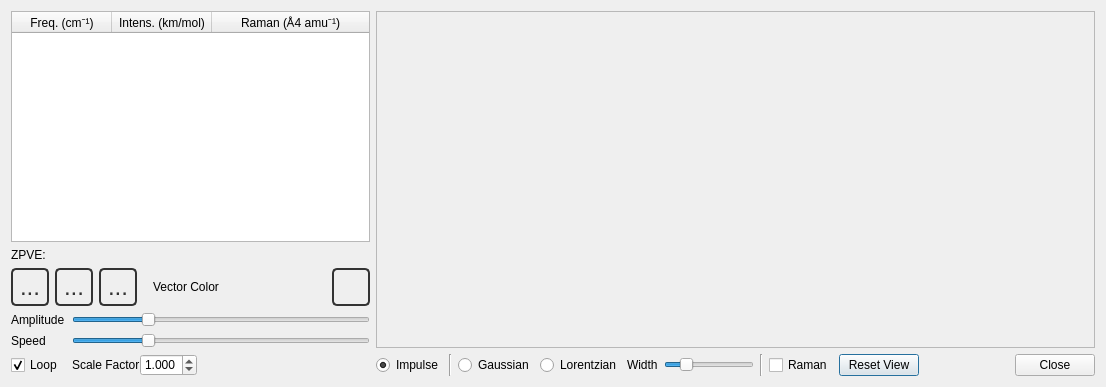
This is src/Configurator/FrequenciesConfigurator.ui in nutjunkie/IQmol3 as Qt 5 draws it before an edit. The edited form follows.
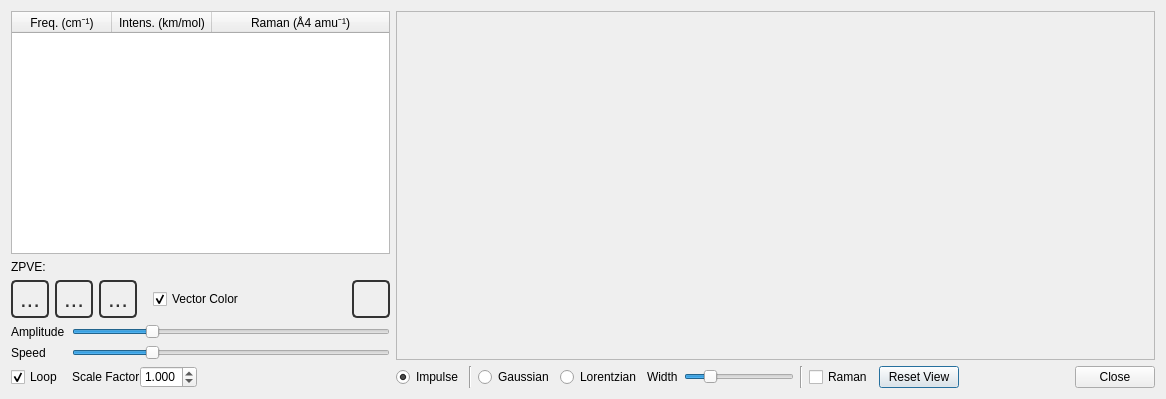
This is the edited form. Icons and pictures are not drawn.

Patch:
```diff
--- a/src/Configurator/FrequenciesConfigurator.ui
+++ b/src/Configurator/FrequenciesConfigurator.ui
@@ -6,8 +6,8 @@
    <rect>
     <x>0</x>
     <y>0</y>
-    <width>1106</width>
-    <height>387</height>
+    <width>1166</width>
+    <height>399</height>
    </rect>
   </property>
   <property name="sizePolicy">
@@ -225,10 +225,13 @@
         </spacer>
        </item>
        <item>
-        <widget class="QLabel" name="label_4">
+        <widget class="QCheckBox" name="vectorCheckbox">
          <property name="text">
           <string>Vector Color</string>
          </property>
+         <property name="checked">
+          <bool>true</bool>
+         </property>
         </widget>
        </item>
        <item>
```
Left out of the diff: 6 changed lines with no effect on the pictures.
